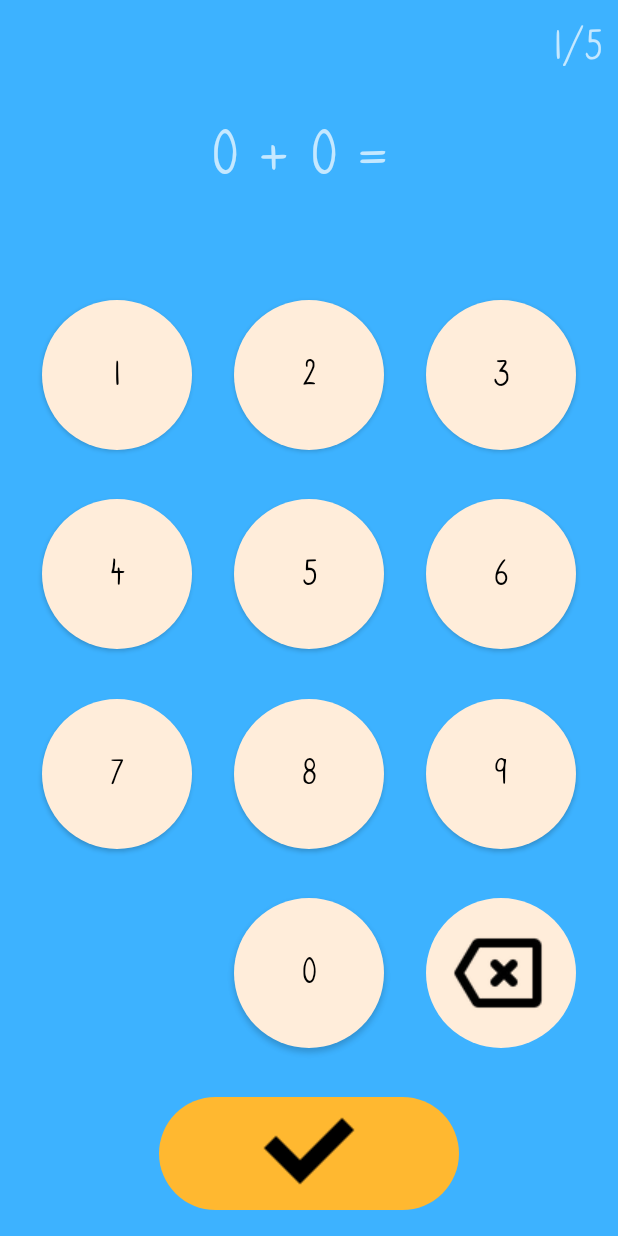
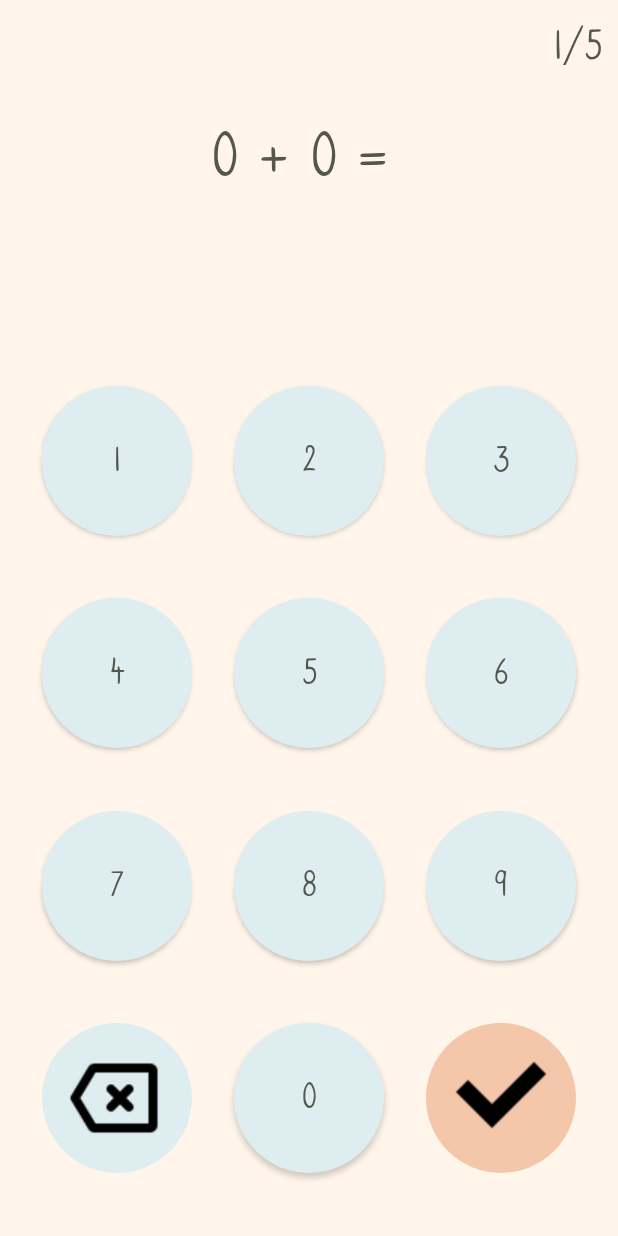
Before and after one commit to hanseklev/Mattequiz, an Android app: the GameActivity screen opened directly, with no data from a screen before it, on a phone screen of 412 x 824 dp. Run offline under Robolectric (Android 15) with nearby library versions, the phone set to English and light mode, and no system bars.

Commit message:
Changed layout and colors

```diff
--- a/app/src/main/res/drawable/background_fragment.xml
+++ b/app/src/main/res/drawable/background_fragment.xml
@@ -3,6 +3,6 @@
     android:shape="rectangle">
 
     <corners android:radius="12dp" />
-    <solid android:color="@color/orange" />
+    <solid android:color="@color/secondary_dark" />
 
 </shape>
--- a/app/src/main/res/drawable/rounded_corner.xml
+++ b/app/src/main/res/drawable/rounded_corner.xml
@@ -1,5 +1,5 @@
 <?xml version="1.0" encoding="utf-8"?>
 <shape xmlns:android="http://schemas.android.com/apk/res/android">
-    <solid android:color="@color/white" />
+    <solid android:color="@color/primary_light" />
     <corners android:radius="50in" />
 </shape>
--- a/app/src/main/res/layout-land/activity_game.xml
+++ b/app/src/main/res/layout-land/activity_game.xml
@@ -14,9 +14,9 @@
         android:layout_width="0dp"
         android:layout_height="40dp"
         android:layout_marginTop="16dp"
+        android:paddingStart="10dp"
         android:textAlignment="viewStart"
         android:textSize="30sp"
-        android:paddingStart="10dp"
         app:layout_constraintEnd_toStartOf="@+id/guideline"
         app:layout_constraintHorizontal_bias="0.333"
         app:layout_constraintStart_toStartOf="parent"
@@ -45,16 +45,6 @@
         app:layout_constraintStart_toStartOf="parent" />
 
     <Button
-        android:id="@+id/button_game_two"
-        style="@style/numPadButton"
-        android:text="@string/btn_game_two"
-        app:layout_constraintBottom_toTopOf="@+id/button_game_six"
-        app:layout_constraintEnd_toStartOf="@+id/button_game_three"
-        app:layout_constraintHorizontal_bias="0.5"
-        app:layout_constraintStart_toEndOf="@+id/button_game_one"
-        app:layout_constraintTop_toTopOf="parent" />
-
-    <Button
         android:id="@+id/button_game_three"
         style="@style/numPadButton"
         android:text="@string/btn_game_three"
@@ -74,16 +64,6 @@
         app:layout_constraintStart_toEndOf="@+id/button_game_three"
         app:layout_constraintTop_toTopOf="parent" />
 
-    <androidx.legacy.widget.Space
-        android:id="@+id/space2"
-
-        style="@style/numPadButton"
-        app:layout_constraintBottom_toBottomOf="parent"
-        app:layout_constraintEnd_toStartOf="@+id/button_game_delete"
-        app:layout_constraintHorizontal_bias="0.5"
-        app:layout_constraintStart_toEndOf="@+id/button_game_zero"
-        app:layout_constraintTop_toBottomOf="@+id/button_game_seven" />
-
     <Button
         android:id="@+id/button_game_one"
         style="@style/numPadButton"
@@ -94,17 +74,6 @@
         app:layout_constraintStart_toEndOf="@+id/txt_game_progress"
         app:layout_constraintStart_toStartOf="@+id/guideline"
         app:layout_constraintTop_toTopOf="parent" />
-
-    <Button
-        android:id="@+id/button_game_six"
-        style="@style/numPadButton"
-
-        android:text="@string/btn_game_six"
-        app:layout_constraintBottom_toTopOf="@+id/button_game_zero"
-        app:layout_constraintEnd_toStartOf="@+id/button_game_seven"
-        app:layout_constraintHorizontal_bias="0.5"
-        app:layout_constraintStart_toEndOf="@+id/button_game_five"
-        app:layout_constraintTop_toBottomOf="@+id/button_game_two" />
 
     <Button
         android:id="@+id/button_game_nine"
@@ -132,27 +101,48 @@
         style="@style/numPadButton"
         android:text="@string/btn_game_zero"
         app:layout_constraintBottom_toBottomOf="parent"
-        app:layout_constraintEnd_toStartOf="@+id/space2"
+        app:layout_constraintEnd_toStartOf="@+id/button_game_delete"
         app:layout_constraintHorizontal_bias="0.5"
         app:layout_constraintStart_toEndOf="@+id/button_game_nine"
         app:layout_constraintTop_toBottomOf="@+id/button_game_six" />
 
+    <Button
+        android:id="@+id/button_game_six"
+        style="@style/numPadButton"
+
+        android:text="@string/btn_game_six"
+        app:layout_constraintBottom_toTopOf="@+id/button_game_zero"
+        app:layout_constraintEnd_toStartOf="@+id/button_game_seven"
+        app:layout_constraintHorizontal_bias="0.5"
+        app:layout_constraintStart_toEndOf="@+id/button_game_five"
+        app:layout_constraintTop_toBottomOf="@+id/button_game_two" />
+
+    <Button
+        android:id="@+id/button_game_two"
+        style="@style/numPadButton"
+        android:text="@string/btn_game_two"
+        app:layout_constraintBottom_toTopOf="@+id/button_game_six"
+        app:layout_constraintEnd_toStartOf="@+id/button_game_three"
+        app:layout_constraintHorizontal_bias="0.5"
+        app:layout_constraintStart_toEndOf="@+id/button_game_one"
+        app:layout_constraintTop_toTopOf="parent" />
+
     <ImageButton
         android:id="@+id/button_game_delete"
         style="@style/numPadButton"
+        android:layout_width="100dp"
         android:contentDescription="@string/btn_game_erase"
-        app:layout_constraintBottom_toBottomOf="parent"
-        app:layout_constraintEnd_toEndOf="parent"
+        app:layout_constraintBottom_toBottomOf="@+id/button_submit_answer"
+        app:layout_constraintEnd_toStartOf="@+id/button_submit_answer"
         app:layout_constraintHorizontal_bias="0.5"
-        app:layout_constraintStart_toEndOf="@+id/space2"
-        app:layout_constraintTop_toBottomOf="@+id/button_game_eight"
+        app:layout_constraintStart_toEndOf="@+id/button_game_zero"
         app:srcCompat="@drawable/ic_backspace" />
 
     <Button
         android:id="@+id/button_game_eight"
         style="@style/numPadButton"
         android:text="@string/btn_game_eight"
-        app:layout_constraintBottom_toTopOf="@+id/button_game_delete"
+        app:layout_constraintBottom_toTopOf="@+id/button_submit_answer"
         app:layout_constraintEnd_toEndOf="parent"
         app:layout_constraintHorizontal_bias="0.5"
         app:layout_constraintStart_toEndOf="@+id/button_game_seven"
@@ -160,22 +150,21 @@
 
     <ImageButton
         android:id="@+id/button_submit_answer"
-        android:layout_width="200dp"
-        android:layout_height="75dp"
-        android:layout_marginBottom="20dp"
+        android:layout_width="100dp"
+        android:layout_height="100dp"
         android:background="@drawable/rounded_corner"
-        android:backgroundTint="@color/orange"
+        android:backgroundTint="@color/secondary_dark"
         android:contentDescription="@string/submit_answer"
         app:layout_constraintBottom_toBottomOf="parent"
-        app:layout_constraintEnd_toStartOf="@+id/guideline"
-        app:layout_constraintStart_toStartOf="parent"
+        app:layout_constraintEnd_toEndOf="@+id/button_game_eight"
+        app:layout_constraintTop_toBottomOf="@+id/button_game_eight"
         app:srcCompat="@drawable/ic_submit" />
 
     <Button
         android:id="@+id/button_game_seven"
         style="@style/numPadButton"
         android:text="@string/btn_game_seven"
-        app:layout_constraintBottom_toTopOf="@+id/space2"
+        app:layout_constraintBottom_toTopOf="@+id/button_game_delete"
         app:layout_constraintEnd_toStartOf="@+id/button_game_eight"
         app:layout_constraintHorizontal_bias="0.5"
         app:layout_constraintStart_toEndOf="@+id/button_game_six"
@@ -192,7 +181,7 @@
         android:id="@+id/group"
         android:layout_width="69dp"
         android:layout_height="53dp"
-        app:constraint_referenced_ids="button_game_three,button_game_delete,button_game_zero,space2,button_game_seven,button_game_eight,button_game_nine,button_game_six,button_game_five,button_game_four,button_game_one,button_game_two"
+        app:constraint_referenced_ids="button_game_three,button_game_delete,button_game_zero,button_game_seven,button_game_eight,button_game_nine,button_game_six,button_game_five,button_game_four,button_game_one,button_game_two"
         tools:layout_editor_absoluteY="5dp" />
 
     <androidx.constraintlayout.widget.Guideline
@@ -200,13 +189,14 @@
         android:layout_width="wrap_content"
         android:layout_height="wrap_content"
         android:orientation="vertical"
-        app:layout_constraintGuide_end="518dp" />
+        app:layout_constraintGuide_percent="0.35" />
 
     <androidx.constraintlayout.widget.Group
         android:id="@+id/group2"
         android:layout_width="wrap_content"
         android:layout_height="wrap_content"
-        app:constraint_referenced_ids="button_game_three,button_game_six,button_game_nine,button_game_delete,button_game_zero,button_game_eight,button_game_five,button_game_two,button_game_one,button_game_four,button_game_seven,button_submit_answer" />
+        app:constraint_referenced_ids="button_game_three,button_game_six,button_game_nine,button_game_delete,button_game_zero,button_game_eight,button_game_five,button_game_two,button_game_one,button_game_four,button_game_seven,button_submit_answer"
+        tools:layout_editor_absoluteY="5dp" />
 
     <androidx.constraintlayout.widget.Barrier
         android:layout_width="wrap_content"
--- a/app/src/main/res/layout-land/activity_main.xml
+++ b/app/src/main/res/layout-land/activity_main.xml
@@ -4,7 +4,6 @@
     xmlns:tools="http://schemas.android.com/tools"
     android:layout_width="match_parent"
     android:layout_height="match_parent"
-    android:background="@color/blue"
     android:orientation="vertical"
     tools:context=".MainActivity">
 
@@ -39,7 +38,7 @@
         style="@style/main_screen_button"
         android:layout_width="300dp"
         android:layout_height="100dp"
-        android:backgroundTint="@color/orange"
+        android:backgroundTint="@color/secondary_light"
         android:contentDescription="@string/preferences"
         app:layout_constraintBottom_toBottomOf="parent"
         app:layout_constraintEnd_toEndOf="parent"
@@ -53,7 +52,7 @@
         style="@style/main_screen_button"
         android:layout_width="300dp"
         android:layout_height="100dp"
-        android:backgroundTint="@color/orange"
+        android:backgroundTint="@color/secondary_light"
         android:contentDescription="@string/show_stats"
         app:layout_constraintBottom_toTopOf="@+id/button_preferences"
         app:layout_constraintEnd_toEndOf="parent"
--- a/app/src/main/res/layout/activity_game.xml
+++ b/app/src/main/res/layout/activity_game.xml
@@ -11,12 +11,12 @@
     <TextView
         android:id="@+id/txt_game_progress"
         android:layout_width="match_parent"
-        android:layout_height="40dp"
+        android:layout_height="30dp"
         android:layout_marginTop="8dp"
-        android:layout_marginBottom="16dp"
+        android:layout_marginBottom="8dp"
+        android:paddingEnd="10dp"
         android:textAlignment="viewEnd"
         android:textSize="30sp"
-        android:paddingEnd="10dp"
         app:layout_constraintBottom_toTopOf="@+id/txt_question"
         app:layout_constraintTop_toTopOf="parent"
         app:layout_constraintVertical_bias="0.08"
@@ -27,8 +27,8 @@
         android:id="@+id/txt_question"
         style="@style/gameText"
         android:layout_width="match_parent"
-        android:layout_height="50dp"
-        android:layout_marginTop="8dp"
+        android:layout_height="100dp"
+        android:layout_marginTop="4dp"
         android:layout_marginBottom="44dp"
         app:layout_constraintBottom_toTopOf="@+id/txt_answer"
         app:layout_constraintEnd_toEndOf="parent"
@@ -40,20 +40,10 @@
         android:id="@+id/txt_answer"
         style="@style/gameText"
         android:layout_width="match_parent"
-        android:layout_height="40dp"
+        android:layout_height="60dp"
         app:layout_constraintEnd_toEndOf="parent"
         app:layout_constraintStart_toStartOf="parent"
         app:layout_constraintTop_toBottomOf="@+id/txt_question" />
-
-    <Button
-        android:id="@+id/button_game_one"
-        style="@style/numPadButton"
-        android:text="@string/btn_game_one"
-        app:layout_constraintBottom_toTopOf="@+id/button_game_four"
-        app:layout_constraintEnd_toStartOf="@+id/button_game_two"
-        app:layout_constraintHorizontal_bias="0.5"
-        app:layout_constraintStart_toStartOf="parent"
-        app:layout_constraintTop_toBottomOf="@+id/txt_answer" />
 
     <Button
         android:id="@+id/button_game_two"
@@ -108,10 +98,21 @@
         app:layout_constraintTop_toBottomOf="@+id/button_game_one" />
 
     <Button
+        android:id="@+id/button_game_one"
+        style="@style/numPadButton"
+        android:text="@string/btn_game_one"
+        app:layout_constraintBottom_toTopOf="@+id/button_game_four"
+        app:layout_constraintEnd_toStartOf="@+id/button_game_two"
+        app:layout_constraintHorizontal_bias="0.5"
+        app:layout_constraintStart_toStartOf="parent"
+        app:layout_constraintTop_toBottomOf="@+id/txt_answer"
+        app:layout_constraintVertical_chainStyle="spread" />
+
+    <Button
         android:id="@+id/button_game_seven"
         style="@style/numPadButton"
         android:text="@string/btn_game_seven"
-        app:layout_constraintBottom_toTopOf="@+id/space2"
+        app:layout_constraintBottom_toTopOf="@+id/button_game_delete"
         app:layout_constraintEnd_toStartOf="@+id/button_game_eight"
         app:layout_constraintHorizontal_bias="0.5"
         app:layout_constraintStart_toStartOf="parent"
@@ -131,55 +132,46 @@
         android:id="@+id/button_game_nine"
         style="@style/numPadButton"
         android:text="@string/btn_game_nine"
-        app:layout_constraintBottom_toTopOf="@+id/button_game_delete"
+        app:layout_constraintBottom_toTopOf="@+id/button_submit_answer"
         app:layout_constraintEnd_toEndOf="parent"
         app:layout_constraintHorizontal_bias="0.5"
         app:layout_constraintStart_toEndOf="@+id/button_game_eight"
         app:layout_constraintTop_toBottomOf="@+id/button_game_six" />
 
-    <androidx.legacy.widget.Space
-        android:id="@+id/space2"
-
-        style="@style/numPadButton"
-        app:layout_constraintBottom_toTopOf="@+id/button_submit_answer"
-        app:layout_constraintEnd_toStartOf="@+id/button_game_zero"
-        app:layout_constraintHorizontal_bias="0.5"
-        app:layout_constraintStart_toStartOf="parent"
-        app:layout_constraintTop_toBottomOf="@+id/button_game_seven" />
-
     <Button
         android:id="@+id/button_game_zero"
         style="@style/numPadButton"
         android:text="@string/btn_game_zero"
-        app:layout_constraintBottom_toTopOf="@+id/button_submit_answer"
-        app:layout_constraintEnd_toStartOf="@+id/button_game_delete"
+        app:layout_constraintBottom_toBottomOf="parent"
+        app:layout_constraintEnd_toStartOf="@+id/button_submit_answer"
         app:layout_constraintHorizontal_bias="0.5"
-        app:layout_constraintStart_toEndOf="@+id/space2"
+        app:layout_constraintStart_toEndOf="@+id/button_game_delete"
         app:layout_constraintTop_toBottomOf="@+id/button_game_eight" />
 
     <ImageButton
         android:id="@+id/button_game_delete"
         style="@style/numPadButton"
+        android:layout_height="100dp"
         android:contentDescription="@string/btn_game_erase"
-        app:layout_constraintBottom_toTopOf="@+id/button_submit_answer"
+        app:layout_constraintBottom_toBottomOf="parent"
+        app:layout_constraintEnd_toStartOf="@+id/button_game_zero"
+        app:layout_constraintHorizontal_bias="0.5"
+        app:layout_constraintStart_toStartOf="parent"
+        app:layout_constraintTop_toBottomOf="@+id/button_game_seven"
+        app:srcCompat="@drawable/ic_backspace" />
+
+    <ImageButton
+        android:id="@+id/button_submit_answer"
+        android:layout_width="100dp"
+        android:layout_height="100dp"
+        android:background="@drawable/rounded_corner"
+        android:backgroundTint="@color/secondary_dark"
+        android:contentDescription="@string/submit_answer"
+        app:layout_constraintBottom_toBottomOf="parent"
         app:layout_constraintEnd_toEndOf="parent"
         app:layout_constraintHorizontal_bias="0.5"
         app:layout_constraintStart_toEndOf="@+id/button_game_zero"
         app:layout_constraintTop_toBottomOf="@+id/button_game_nine"
-        app:srcCompat="@drawable/ic_backspace" />
-
-    <ImageButton
-        android:id="@+id/button_submit_answer"
-        android:layout_width="200dp"
-        android:layout_height="75dp"
-        android:layout_marginBottom="17dp"
-        android:background="@drawable/rounded_corner"
-        android:backgroundTint="@color/orange"
-        android:contentDescription="@string/submit_answer"
-        app:layout_constraintBottom_toBottomOf="parent"
-        app:layout_constraintEnd_toEndOf="parent"
-        app:layout_constraintHorizontal_bias="0.5"
-        app:layout_constraintStart_toStartOf="parent"
         app:srcCompat="@drawable/ic_submit" />
 
     <androidx.constraintlayout.widget.Guideline
@@ -193,6 +185,10 @@
         android:id="@+id/group"
         android:layout_width="wrap_content"
         android:layout_height="wrap_content"
-        app:constraint_referenced_ids="button_game_three,button_game_delete,button_game_zero,space2,button_game_seven,button_game_eight,button_game_nine,button_game_six,button_game_five,button_game_four,button_game_one,button_game_two" />
+        app:constraint_referenced_ids="button_game_three,button_game_delete,button_game_zero,button_game_seven,button_game_eight,button_game_nine,button_game_six,button_game_five,button_game_four,button_game_one,button_game_two"
+        app:layout_constraintEnd_toEndOf="parent"
+        app:layout_constraintHorizontal_bias="0.5"
+        app:layout_constraintStart_toStartOf="parent"
+        tools:layout_editor_absoluteY="5dp" />
 
 </androidx.constraintlayout.widget.ConstraintLayout>
--- a/app/src/main/res/layout/activity_main.xml
+++ b/app/src/main/res/layout/activity_main.xml
@@ -4,7 +4,6 @@
     xmlns:tools="http://schemas.android.com/tools"
     android:layout_width="match_parent"
     android:layout_height="match_parent"
-    android:background="@color/blue"
     android:orientation="vertical"
     android:paddingBottom="20dp"
     tools:context=".MainActivity">
@@ -25,6 +24,7 @@
         android:layout_width="300dp"
         android:layout_height="120dp"
         android:layout_marginTop="24dp"
+        android:backgroundTint="@color/primary_light"
         android:contentDescription="@string/start_game"
         app:layout_constraintBottom_toTopOf="@+id/button_stats"
         app:layout_constraintEnd_toEndOf="parent"
@@ -38,7 +38,7 @@
         style="@style/main_screen_button"
         android:layout_width="300dp"
         android:layout_height="120dp"
-        android:backgroundTint="@color/orange"
+        android:backgroundTint="@color/secondary_light"
         android:contentDescription="@string/show_stats"
         app:layout_constraintBottom_toTopOf="@+id/button_preferences"
         app:layout_constraintEnd_toEndOf="parent"
@@ -52,7 +52,7 @@
         style="@style/main_screen_button"
         android:layout_width="300dp"
         android:layout_height="120dp"
-        android:backgroundTint="@color/orange"
+        android:backgroundTint="@color/secondary_light"
         android:contentDescription="@string/preferences"
         app:layout_constraintBottom_toBottomOf="parent"
         app:layout_constraintEnd_toEndOf="parent"
--- a/app/src/main/res/values/colors.xml
+++ b/app/src/main/res/values/colors.xml
@@ -14,6 +14,14 @@
     <color name="blue">#3DB2FF</color>
     <color name="orange">#FFB830</color>
     <color name="red">#FF2442</color>
+
+
+    <color name="primary_light">#FFF5EB</color>
+    <color name="primary_dark">#FF54574D</color>
+    <color name="secondary_light">#DEEDF0</color>
+    <color name="secondary_dark">#F4C7AB</color>
+
+
     <color name="light_blue_600">#FF039BE5</color>
     <color name="light_blue_900">#FF01579B</color>
     <color name="light_blue_A200">#FF40C4FF</color>
--- a/app/src/main/res/values/styles.xml
+++ b/app/src/main/res/values/styles.xml
@@ -32,7 +32,7 @@
         <item name="android:layout_width">match_parent</item>
         <item name="android:layout_height">100dp</item>
         <item name="android:gravity">center</item>
-        <item name="android:textColor">@color/orange</item>
+        <item name="android:textColor">@color/secondary_light</item>
         <item name="android:textSize">35sp</item>
         <item name="fontWeight">700</item>
     </style>
@@ -45,7 +45,7 @@
     <style name="dialogText">
         <item name="android:textSize">35sp</item>
         <item name="android:gravity">center</item>
-        <item name="android:textColor">@color/black</item>
+        <item name="android:textColor">@color/primary_dark</item>
 
     </style>
 
@@ -94,14 +94,15 @@
         <item name="android:layout_width">100dp</item>
         <item name="android:layout_height">100dp</item>
         <item name="android:textSize">25sp</item>
-        <item name="backgroundTint">@color/white</item>
-        <item name="android:textColor">@color/black</item>
+        <item name="backgroundTint">@color/secondary_light</item>
+        <item name="android:textColor">@color/primary_dark</item>
     </style>
 
     <style name="numPadButton_land" parent="numPadButton">
         <item name="android:layout_width">80dp</item>
         <item name="android:layout_height">80dp</item>
     </style>
+
     <style name="Widget.Theme.Mattequiz.NoActionBar.ButtonBar.Fullscreen" parent="">
         <item name="android:background">@color/black_overlay</item>
         <item name="android:buttonBarStyle">?android:attr/buttonBarStyle</item>
--- a/app/src/main/res/values/themes.xml
+++ b/app/src/main/res/values/themes.xml
@@ -2,11 +2,12 @@
     <!-- Base application theme. -->
     <style name="Theme.Mattequiz" parent="Theme.AppCompat.NoActionBar">
         <!-- Primary brand color. -->
-        <item name="colorPrimary">@color/blue</item>
-        <item name="colorPrimaryDark">@color/orange</item>
-        <item name="colorAccent">@color/orange</item>
+        <item name="colorPrimary">@color/primary_light</item>
+        <item name="colorPrimaryDark">@color/primary_dark</item>
+        <item name="colorAccent">@color/primary_light</item>
         <!-- Customize your theme here. -->
-        <item name="android:windowBackground">@color/blue</item>
+        <item name="android:windowBackground">@color/primary_light</item>
+        <item name="android:textColor">@color/primary_dark</item>
         <item name="android:fontFamily">@font/caroni_regular</item>
         <item name="android:textSize">25sp</item>
     </style>
```
Also changed, not shown: app/src/main/res/layout/activity_preferences.xml (+0 -87 lines).
